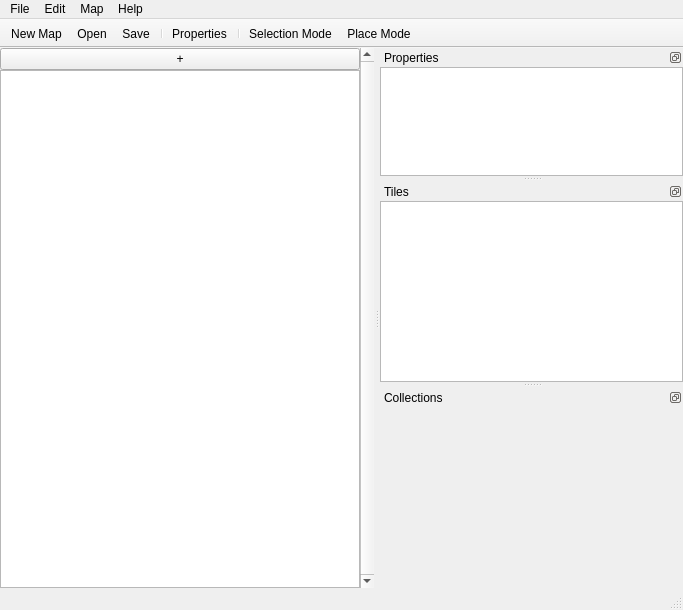
Old version of the form roadr_editor/main.ui in the repository Xalageus/roadr-editor.
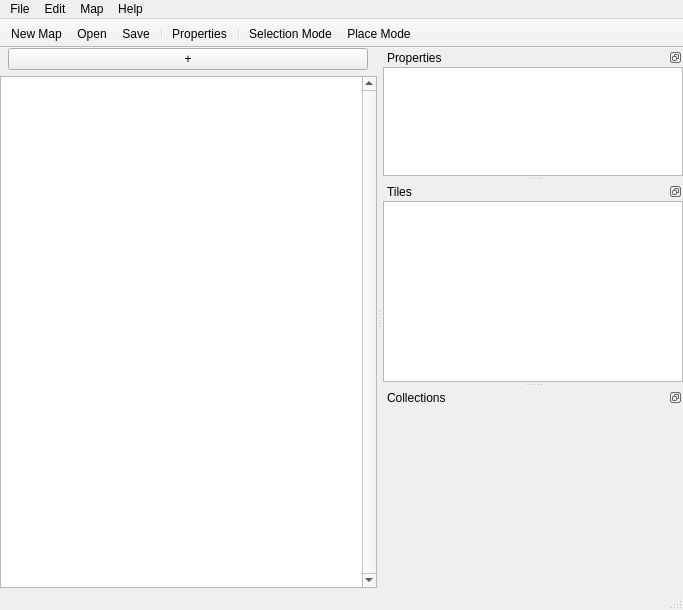
New version of the form. Custom widgets are drawn as their Qt base class.

Patch:
```diff
--- a/roadr_editor/main.ui
+++ b/roadr_editor/main.ui
@@ -23,9 +23,9 @@
    <bool>true</bool>
   </property>
   <widget class="QWidget" name="centralwidget">
-   <layout class="QHBoxLayout" name="horizontalLayout_2">
+   <layout class="QVBoxLayout" name="verticalLayout">
     <property name="spacing">
-     <number>0</number>
+     <number>6</number>
     </property>
     <property name="sizeConstraint">
      <enum>QLayout::SetMaximumSize</enum>
@@ -43,7 +43,7 @@
      <number>0</number>
     </property>
     <item>
-     <layout class="QVBoxLayout" name="editorVL">
+     <layout class="QHBoxLayout" name="rowButtons">
       <item>
        <widget class="QPushButton" name="addButton">
         <property name="sizePolicy">
@@ -63,6 +63,8 @@
         </property>
        </widget>
       </item>
+     </layout>
+    </item>
       <item>
        <widget class="GraphicsTileView" name="graphicsView">
         <property name="sizePolicy">
@@ -73,13 +75,19 @@
         </property>
         <property name="minimumSize">
          <size>
-          <width>360</width>
+        <width>377</width>
           <height>512</height>
          </size>
         </property>
         <property name="mouseTracking">
          <bool>true</bool>
         </property>
+      <property name="verticalScrollBarPolicy">
+       <enum>Qt::ScrollBarAlwaysOn</enum>
+      </property>
+      <property name="horizontalScrollBarPolicy">
+       <enum>Qt::ScrollBarAlwaysOff</enum>
+      </property>
         <property name="alignment">
          <set>Qt::AlignBottom|Qt::AlignLeading|Qt::AlignLeft</set>
         </property>
@@ -89,24 +97,6 @@
        </widget>
       </item>
      </layout>
-    </item>
-    <item>
-     <widget class="QScrollBar" name="verticalScrollBar">
-      <property name="maximum">
-       <number>0</number>
-      </property>
-      <property name="singleStep">
-       <number>1</number>
-      </property>
-      <property name="sliderPosition">
-       <number>0</number>
-      </property>
-      <property name="orientation">
-       <enum>Qt::Vertical</enum>
-      </property>
-     </widget>
-    </item>
-   </layout>
   </widget>
   <widget class="QMenuBar" name="menubar">
    <property name="geometry">
```
Left out of the diff: 22 changed lines with no effect on the pictures. Lines whose indentation alone changed are shown as unchanged.
